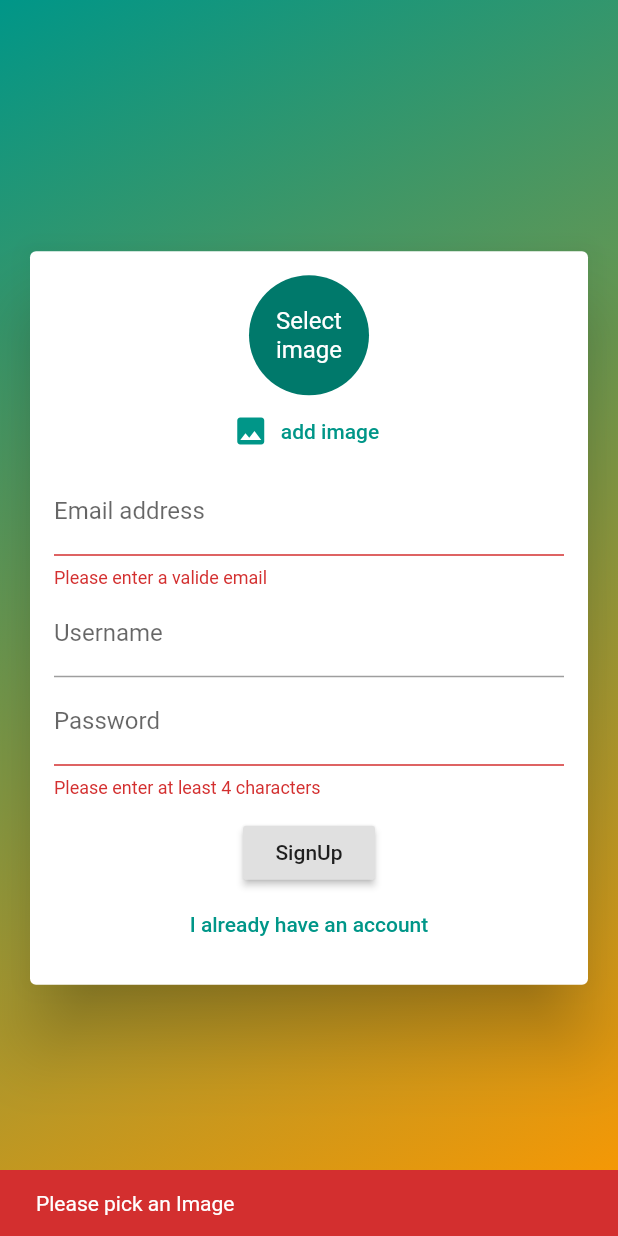
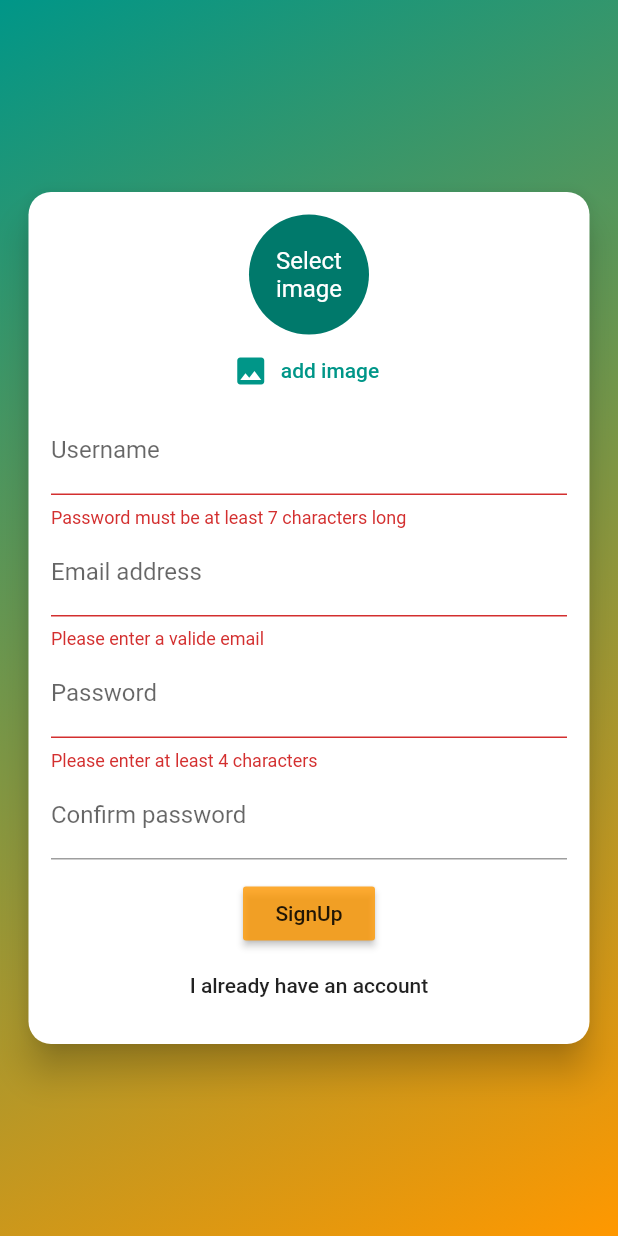
Before and after one commit to ManuelArto/LiveChat, a Flutter app: the AuthScreen screen opened by its route, after a tap on "Login", after a tap on "Create new Account", after a tap on "SignUp", on a phone screen of 412 x 824 dp. Run offline on Flutter 3.47's test engine with Material 2 defaults, Android fonts, the phone set to English and light mode, and no system bars; our stand-ins replace image_picker, shared_preferences; accounts and stored records are empty.

Commit message:
Auth JWT with refresh done

```diff
--- /dev/null
+++ b/FRONTEND/LiveChatFrontend/lib/constants.dart
@@ -0,0 +1,3 @@
+const URL_AUTH_SIGNUP = "http://192.168.1.24:5000/api/register";
+const URL_AUTH_SIGNIN = "http://192.168.1.24:5000/api/login";
+const URL_AUTH_REFRESH_TOKEN = "http://192.168.1.24:5000/api/refresh-token";
--- /dev/null
+++ b/FRONTEND/LiveChatFrontend/lib/models/http_exception.dart
@@ -0,0 +1,10 @@
+class HttpException implements Exception {
+  final String message;
+
+  HttpException(this.message);
+
+  @override
+  String toString() {
+    return message;
+  }
+}
--- a/FRONTEND/LiveChatFrontend/lib/screens/auth_screen.dart
+++ b/FRONTEND/LiveChatFrontend/lib/screens/auth_screen.dart
@@ -1,12 +1,14 @@
 import 'package:LiveChatFrontend/widgets/auth/authForm.dart';
 import 'package:LiveChatFrontend/widgets/gradient_background.dart';
 import 'package:flutter/material.dart';
+import 'package:flutter/services.dart';
 
 class AuthScreen extends StatelessWidget {
   static const routeName = "/auth";
 
   @override
   Widget build(BuildContext context) {
+    SystemChrome.setPreferredOrientations([DeviceOrientation.portraitUp]);
     return Scaffold(
       body: Stack(children: [
         GradienBackGround(double.infinity),
--- a/FRONTEND/LiveChatFrontend/lib/widgets/auth/authForm.dart
+++ b/FRONTEND/LiveChatFrontend/lib/widgets/auth/authForm.dart
@@ -1,8 +1,10 @@
 import 'dart:io';
 
+import 'package:LiveChatFrontend/providers/auth_provider.dart';
 import 'package:LiveChatFrontend/widgets/auth/user_image_picker.dart';
 import 'package:flutter/material.dart';
 import 'package:flutter/services.dart';
+import 'package:provider/provider.dart';
 
 class AuthForm extends StatefulWidget {
   const AuthForm({
@@ -13,68 +15,85 @@ class AuthForm extends StatefulWidget {
   _AuthFormState createState() => _AuthFormState();
 }
 
-class _AuthFormState extends State<AuthForm> {
+class _AuthFormState extends State<AuthForm>
+    with SingleTickerProviderStateMixin {
   final _formKey = GlobalKey<FormState>();
+  final _passwordController = TextEditingController();
   var _isLogin = true;
   var _isLoading = false;
-  Map<String, dynamic> formData = {
+  Map<String, dynamic> _authData = {
     "email": "",
     "username": "",
     "password": "",
     "imageFile": null,
   };
 
-  Future<void> _submitForm(Map<String, dynamic> formData) async {
+  Future<void> _submitForm() async {
+    FocusScope.of(context).unfocus();
+    // if (!_isLogin && _authData["imageFile"] == null) {
+    //   Scaffold.of(context).showSnackBar(SnackBar(
+    //     content: Text("Please pick an Image"),
+    //     backgroundColor: Theme.of(context).errorColor,
+    //   ));
+    //   return;
+    // }
+    if (!_formKey.currentState.validate()) return;
+    _formKey.currentState.save();
+    setState(() {
+      _isLoading = true;
+    });
+    try {
+      if (_isLogin) {
+        await Provider.of<Auth>(context, listen: false).signin(
+          _authData["email"],
+          _authData["password"],
+        );
+      } else {
+        await Provider.of<Auth>(context, listen: false).signup(
+          _authData["email"],
+          _authData["username"],
+          _authData["password"],
+        );
       }
-
-  void _trySubmit() {
-    FocusScope.of(context).unfocus();
-    if (!_isLogin && formData["imageFile"] == null) {
+    } catch (error) {
+      Scaffold.of(context).hideCurrentSnackBar();
       Scaffold.of(context).showSnackBar(SnackBar(
-        content: Text("Please pick an Image"),
-        backgroundColor: Theme.of(context).errorColor,
+        content: Text(error.toString()),
       ));
-      return;
     }
-    if (_formKey.currentState.validate()) {
-      _formKey.currentState.save();
-      _submitForm(formData);
-    }
-  }
-
-  void _register(Map<String, dynamic> formData) async {
+    setState(() {
+      _isLoading = false;
+    });
   }
 
   void _pickedImage(File image) {
-    formData["imageFile"] = image;
+    _authData["imageFile"] = image;
   }
 
   @override
   Widget build(BuildContext context) {
     return Center(
+      child: SingleChildScrollView(
+        child: Padding(
+          padding: const EdgeInsets.all(15.0),
           child: Card(
-        elevation: 20.0,
-        margin: const EdgeInsets.all(20.0),
-        child: SingleChildScrollView(
-          padding: const EdgeInsets.all(16.0),
+            shape: RoundedRectangleBorder(
+              borderRadius: BorderRadius.circular(15.0),
+            ),
+            elevation: 10.0,
+            child: Padding(
+              padding: const EdgeInsets.all(15.0),
               child: Form(
                 key: _formKey,
+                child: AnimatedSize(
+                  vsync: this,
+                  duration: Duration(milliseconds: 500),
+                  curve: Curves.ease,
                   child: Column(
                     mainAxisSize: MainAxisSize.min,
                     children: <Widget>[
-                if (!_isLogin) UserImagePicker(_pickedImage),
-                TextFormField(
-                  autocorrect: false,
-                  textCapitalization: TextCapitalization.none,
-                  enableSuggestions: false,
-                  key: ValueKey("email"),
-                  onSaved: (newValue) => formData["email"] = newValue.trim(),
-                  validator: (value) => (value.isEmpty || !value.contains("@"))
-                      ? "Please enter a valide email"
-                      : null,
-                  keyboardType: TextInputType.emailAddress,
-                  decoration: InputDecoration(labelText: "Email address"),
-                ),
+                      if (!_isLogin)
+                        UserImagePicker(_pickedImage, _authData["imageFile"]),
                       if (!_isLogin)
                         TextFormField(
                           autocorrect: false,
@@ -82,19 +101,44 @@ class _AuthFormState extends State<AuthForm> {
                           enableSuggestions: false,
                           key: ValueKey("username"),
                           onSaved: (newValue) =>
-                        formData["username"] = newValue.trim(),
+                              _authData["username"] = newValue.trim(),
                           validator: (value) => (value.isEmpty || value.length < 7)
                               ? "Password must be at least 7 characters long"
                               : null,
                           decoration: InputDecoration(labelText: "Username"),
                         ),
                       TextFormField(
+                        autocorrect: false,
+                        textCapitalization: TextCapitalization.none,
+                        enableSuggestions: false,
+                        key: ValueKey("email"),
+                        onSaved: (newValue) => _authData["email"] = newValue.trim(),
+                        validator: (value) =>
+                            (value.isEmpty || !value.contains("@"))
+                                ? "Please enter a valide email"
+                                : null,
+                        keyboardType: TextInputType.emailAddress,
+                        decoration: InputDecoration(labelText: "Email address"),
+                      ),
+                      TextFormField(
+                        controller: _passwordController,
                         key: ValueKey("password"),
-                  onSaved: (newValue) => formData["password"] = newValue.trim(),
+                        onSaved: (newValue) =>
+                            _authData["password"] = newValue.trim(),
                         validator: (value) => (value.isEmpty || value.length < 4)
                             ? "Please enter at least 4 characters"
                             : null,
                         decoration: InputDecoration(labelText: "Password"),
+                        obscureText: true,
+                      ),
+                      if (!_isLogin)
+                        TextFormField(
+                          key: ValueKey("Confirm password"),
+                          validator: (value) => (value != _passwordController.text)
+                              ? "Password doesn't match"
+                              : null,
+                          decoration:
+                              InputDecoration(labelText: "Confirm password"),
                           obscureText: true,
                         ),
                       SizedBox(
@@ -102,12 +146,12 @@ class _AuthFormState extends State<AuthForm> {
                       ),
                       if (!_isLoading)
                         RaisedButton(
+                          color: Theme.of(context).accentColor.withOpacity(0.8),
                           child: Text(_isLogin ? "Login" : "SignUp"),
-                    onPressed: _trySubmit,
+                          onPressed: _submitForm,
                         ),
                       if (!_isLoading)
                         FlatButton(
-                    textColor: Theme.of(context).primaryColor,
                           child: Text(_isLogin
                               ? "Create new Account"
                               : "I already have an account"),
@@ -120,6 +164,9 @@ class _AuthFormState extends State<AuthForm> {
                 ),
               ),
             ),
+          ),
+        ),
+      ),
     );
   }
 }
--- a/FRONTEND/LiveChatFrontend/lib/widgets/auth/user_image_picker.dart
+++ b/FRONTEND/LiveChatFrontend/lib/widgets/auth/user_image_picker.dart
@@ -5,23 +5,23 @@ import 'package:image_picker/image_picker.dart';
 
 class UserImagePicker extends StatefulWidget {
   final Function imagePickFn;
-  UserImagePicker(this.imagePickFn);
+  File _pickedImage;
+  UserImagePicker(this.imagePickFn, this._pickedImage);
 
   @override
   _UserImagePickerState createState() => _UserImagePickerState();
 }
 
 class _UserImagePickerState extends State<UserImagePicker> {
-  File _pickedImage = null;
 
   void _pickImage() async {
     final ImageSource imageSource = await _showDialog();
     if (imageSource != null) {
       final image = await ImagePicker.pickImage(source: imageSource);
       setState(() {
-        _pickedImage = image;
+        widget._pickedImage = image;
       });
-      widget.imagePickFn(_pickedImage);
+      widget.imagePickFn(widget._pickedImage);
     }
   }
 
@@ -32,9 +32,9 @@ class _UserImagePickerState extends State<UserImagePicker> {
         CircleAvatar(
           radius: 40,
           backgroundImage:
-              _pickedImage != null ? FileImage(_pickedImage) : null,
+              widget._pickedImage != null ? FileImage(widget._pickedImage) : null,
           child: Text(
-            _pickedImage != null ? "" : "Select\nimage",
+            widget._pickedImage != null ? "" : "Select\nimage",
           ),
         ),
         FlatButton.icon(
--- a/FRONTEND/LiveChatFrontend/lib/widgets/home_messages_list.dart
+++ b/FRONTEND/LiveChatFrontend/lib/widgets/home_messages_list.dart
@@ -103,7 +103,7 @@ class _MessagesListState extends State<MessagesList> {
               });
             },
             children: [
-              ChatsList(Chats.chats),
+              ChatsList(Chats.chatsName),
               Center(
                 child: Text("Groups"),
               ),
--- a/FRONTEND/LiveChatFrontend/pubspec.yaml
+++ b/FRONTEND/LiveChatFrontend/pubspec.yaml
@@ -25,6 +25,9 @@ dependencies:
     sdk: flutter
   intl: ^0.16.1
   image_picker: ^0.6.6+1
+  shared_preferences: ^0.5.7+2
+  http: ^0.12.1
+  provider: ^4.1.2
 
 
   # The following adds the Cupertino Icons font to your application.
```
Also changed, not shown: FRONTEND/LiveChatFrontend/lib/main.dart (+17 -2 lines), FRONTEND/LiveChatFrontend/lib/models/chats.dart (+13 -13 lines), FRONTEND/LiveChatFrontend/lib/providers/auth_provider.dart (+143 -2 lines), FRONTEND/LiveChatFrontend/lib/screens/home_screen.dart (+5 -2 lines), FRONTEND/LiveChatFrontend/lib/providers/chat_provider.dart (added), FRONTEND/LiveChatFrontend/pubspec.lock. Lines whose indentation alone changed are shown as unchanged.
